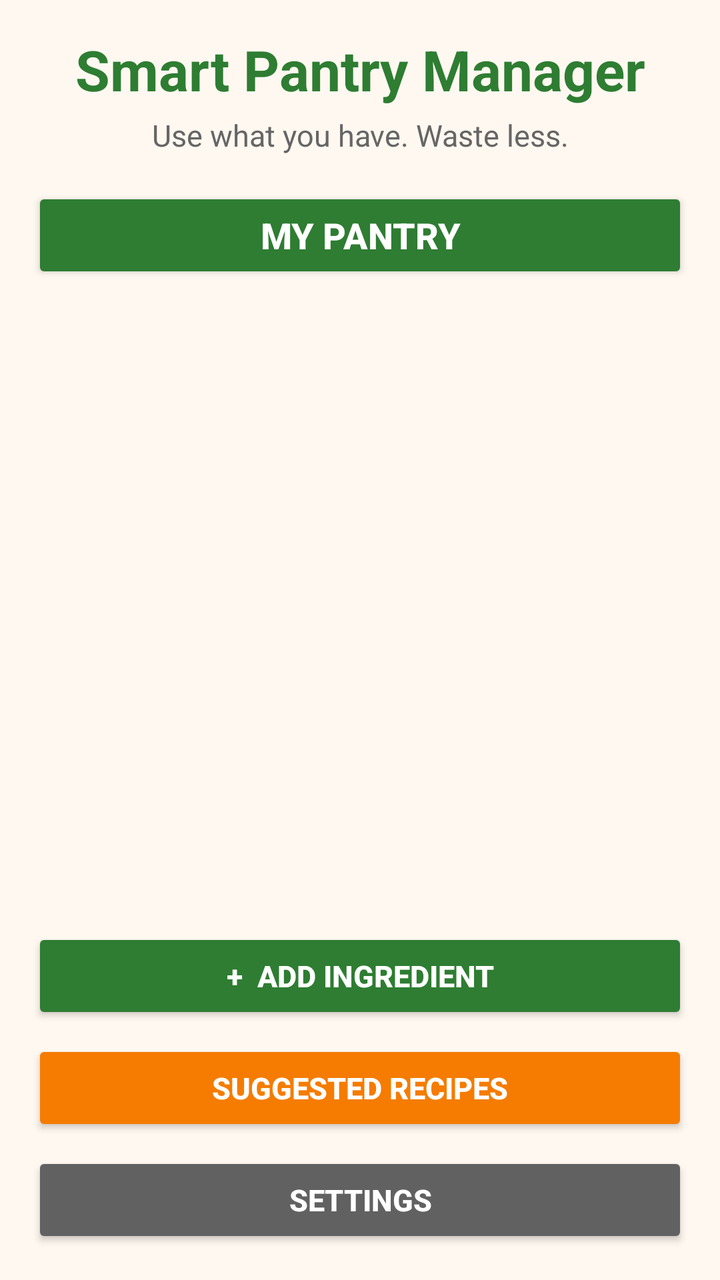
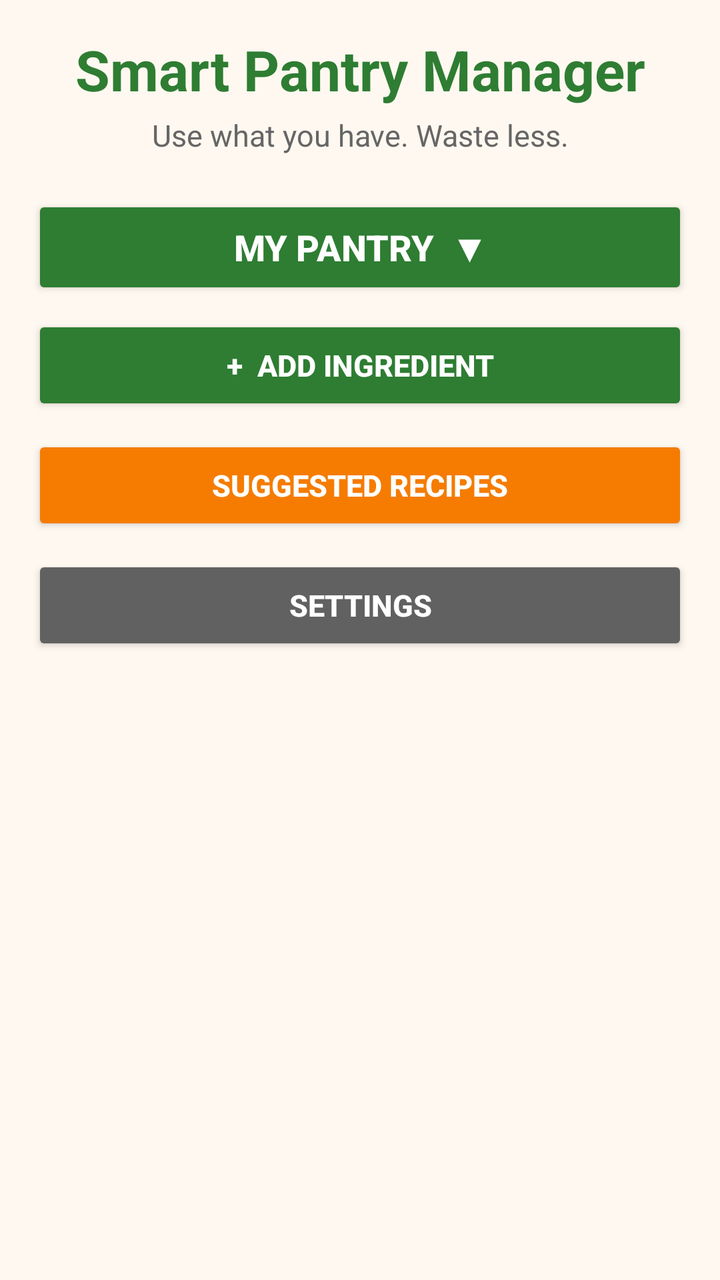

An Android layout rendered at two revisions. The XML below is the earlier revision; the diff shows what the commit changed to produce the second picture.
<!-- AndroidManifest.xml: application theme Theme.SmartPantryManager -->
<!-- res/layout/activity_main.xml -->
<?xml version="1.0" encoding="utf-8"?>
<LinearLayout xmlns:android="http://schemas.android.com/apk/res/android"
    android:layout_width="match_parent"
    android:layout_height="match_parent"
    android:orientation="vertical"
    android:background="#FFF8F0"
    android:padding="16dp">

    

    <TextView
        android:id="@+id/tvTitle"
        android:layout_width="match_parent"
        android:layout_height="wrap_content"
        android:text="Smart Pantry Manager"
        android:textSize="28sp"
        android:textStyle="bold"
        android:textColor="#2E7D32"
        android:gravity="center"
        android:layout_marginBottom="4dp" />

    <TextView
        android:id="@+id/tvSubtitle"
        android:layout_width="match_parent"
        android:layout_height="wrap_content"
        android:text="Use what you have. Waste less."
        android:textSize="15sp"
        android:textColor="#666666"
        android:gravity="center"
        android:layout_marginBottom="16dp" />


    

    <Button
        android:id="@+id/btnPantryTitle"
        android:layout_width="match_parent"
        android:layout_height="wrap_content"
        android:text="MY PANTRY"
        android:textSize="18sp"
        android:textStyle="bold"
        android:textColor="#FFFFFF"
        android:backgroundTint="#2E7D32"
        android:minHeight="48dp"
        android:layout_marginBottom="10dp" />


    

    <androidx.recyclerview.widget.RecyclerView
        android:id="@+id/recyclerPantry"
        android:layout_width="match_parent"
        android:layout_height="0dp"
        android:layout_weight="1"
        android:clipToPadding="false"
        android:paddingTop="4dp"
        android:paddingBottom="12dp"
        android:scrollbars="vertical"
        android:overScrollMode="always"
        android:nestedScrollingEnabled="false"
        android:focusable="true"
        android:clickable="true" />


    

    <Button
        android:id="@+id/btnAddIngredient"
        android:layout_width="match_parent"
        android:layout_height="wrap_content"
        android:text="+  ADD INGREDIENT"
        android:textSize="15sp"
        android:textStyle="bold"
        android:textColor="#FFFFFF"
        android:backgroundTint="#2E7D32"
        android:minHeight="48dp"
        android:layout_marginTop="8dp"
        android:layout_marginBottom="8dp" />


    

    <Button
        android:id="@+id/btnSuggestedRecipes"
        android:layout_width="match_parent"
        android:layout_height="wrap_content"
        android:text="SUGGESTED RECIPES"
        android:textSize="15sp"
        android:textStyle="bold"
        android:textColor="#FFFFFF"
        android:backgroundTint="#F57C00"
        android:minHeight="48dp"
        android:layout_marginBottom="8dp" />


    

    <Button
        android:id="@+id/btnSettings"
        android:layout_width="match_parent"
        android:layout_height="wrap_content"
        android:text="SETTINGS"
        android:textSize="15sp"
        android:textStyle="bold"
        android:textColor="#FFFFFF"
        android:backgroundTint="#616161"
        android:minHeight="48dp" />

</LinearLayout>
<!-- resources referenced by this layout -->
<resources>
  <style name="Theme.SmartPantryManager" parent="Base.Theme.SmartPantryManager" />
  <style name="Base.Theme.SmartPantryManager" parent="Theme.Material3.DayNight.NoActionBar">
          
          
      </style>
</resources>

<!-- the commit's change to res/layout/activity_main.xml (unified diff, before → after) -->
@@ -6,6 +6,8 @@
     android:background="#FFF8F0"
     android:padding="16dp">
 
+    
+    
     
 
     <TextView
@@ -27,41 +29,72 @@
         android:textSize="15sp"
         android:textColor="#666666"
         android:gravity="center"
-        android:layout_marginBottom="16dp" />
+        android:layout_marginBottom="20dp" />
 
 
+    
+    
     
 
     <Button
         android:id="@+id/btnPantryTitle"
         android:layout_width="match_parent"
         android:layout_height="wrap_content"
-        android:text="MY PANTRY"
+        android:text="MY PANTRY  ▼"
         android:textSize="18sp"
         android:textStyle="bold"
         android:textColor="#FFFFFF"
         android:backgroundTint="#2E7D32"
-        android:minHeight="48dp"
-        android:layout_marginBottom="10dp" />
+        android:minHeight="52dp"
+        android:layout_marginBottom="8dp" />
 
 
     
+    
+    
 
-    <androidx.recyclerview.widget.RecyclerView
-        android:id="@+id/recyclerPantry"
+    <LinearLayout
+        android:id="@+id/pantryContent"
         android:layout_width="match_parent"
-        android:layout_height="0dp"
-        android:layout_weight="1"
-        android:clipToPadding="false"
-        android:paddingTop="4dp"
-        android:paddingBottom="12dp"
-        android:scrollbars="vertical"
-        android:overScrollMode="always"
-        android:nestedScrollingEnabled="false"
-        android:focusable="true"
-        android:clickable="true" />
+        android:layout_height="wrap_content"
+        android:orientation="vertical"
+        android:visibility="gone"
+        android:background="#FFFFFF"
+        android:padding="8dp"
+        android:layout_marginBottom="12dp">
+
+        
+
+        <TextView
+            android:id="@+id/tvEmptyPantry"
+            android:layout_width="match_parent"
+            android:layout_height="wrap_content"
+            android:text="Your pantry is empty.\n\nTap ADD INGREDIENT to get started."
+            android:textSize="16sp"
+            android:textColor="#666666"
+            android:gravity="center"
+            android:padding="24dp"
+            android:visibility="gone" />
 
 
+        
+
+        <androidx.recyclerview.widget.RecyclerView
+            android:id="@+id/recyclerPantry"
+            android:layout_width="match_parent"
+            android:layout_height="220dp"
+            android:clipToPadding="false"
+            android:paddingTop="4dp"
+            android:paddingBottom="4dp"
+            android:scrollbars="vertical"
+            android:overScrollMode="always"
+            android:nestedScrollingEnabled="true" />
+
+    </LinearLayout>
+
+
+    
+    
     
 
     <Button
@@ -73,11 +106,12 @@
         android:textStyle="bold"
         android:textColor="#FFFFFF"
         android:backgroundTint="#2E7D32"
-        android:minHeight="48dp"
-        android:layout_marginTop="8dp"
-        android:layout_marginBottom="8dp" />
+        android:minHeight="50dp"
+        android:layout_marginBottom="10dp" />
 
 
+    
+    
     
 
     <Button
@@ -89,10 +123,12 @@
         android:textStyle="bold"
         android:textColor="#FFFFFF"
         android:backgroundTint="#F57C00"
-        android:minHeight="48dp"
-        android:layout_marginBottom="8dp" />
+        android:minHeight="50dp"
+        android:layout_marginBottom="10dp" />
 
 
+    
+    
     
 
     <Button
@@ -104,6 +140,6 @@
         android:textStyle="bold"
         android:textColor="#FFFFFF"
         android:backgroundTint="#616161"
-        android:minHeight="48dp" />
+        android:minHeight="50dp" />
 
 </LinearLayout>
